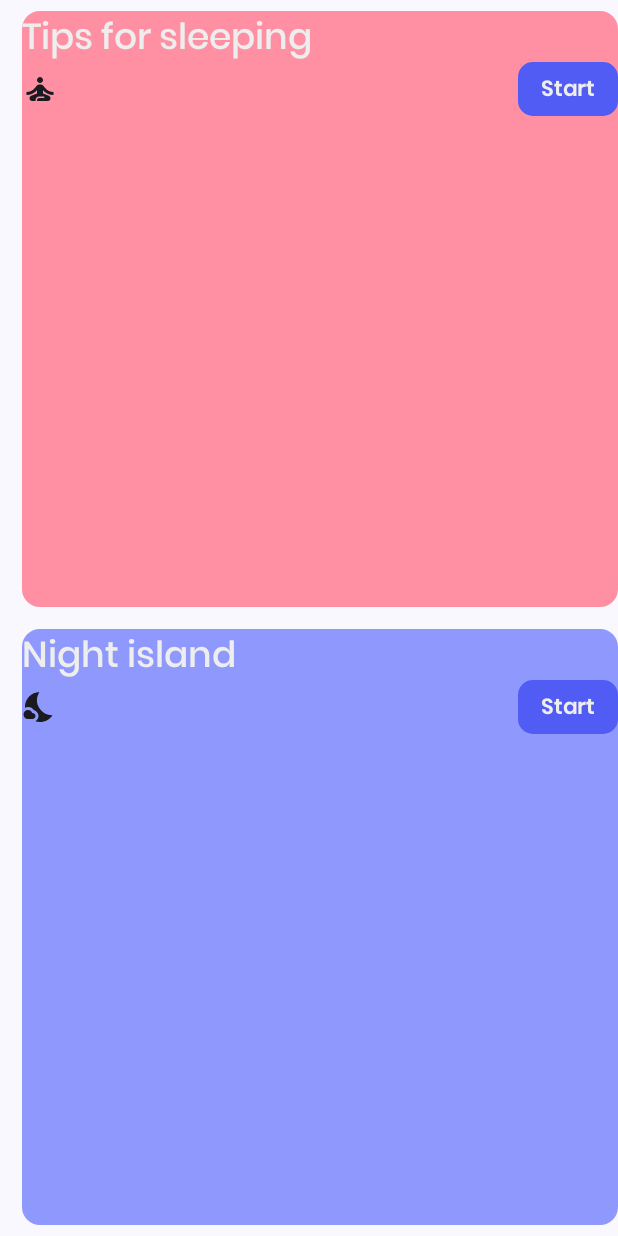
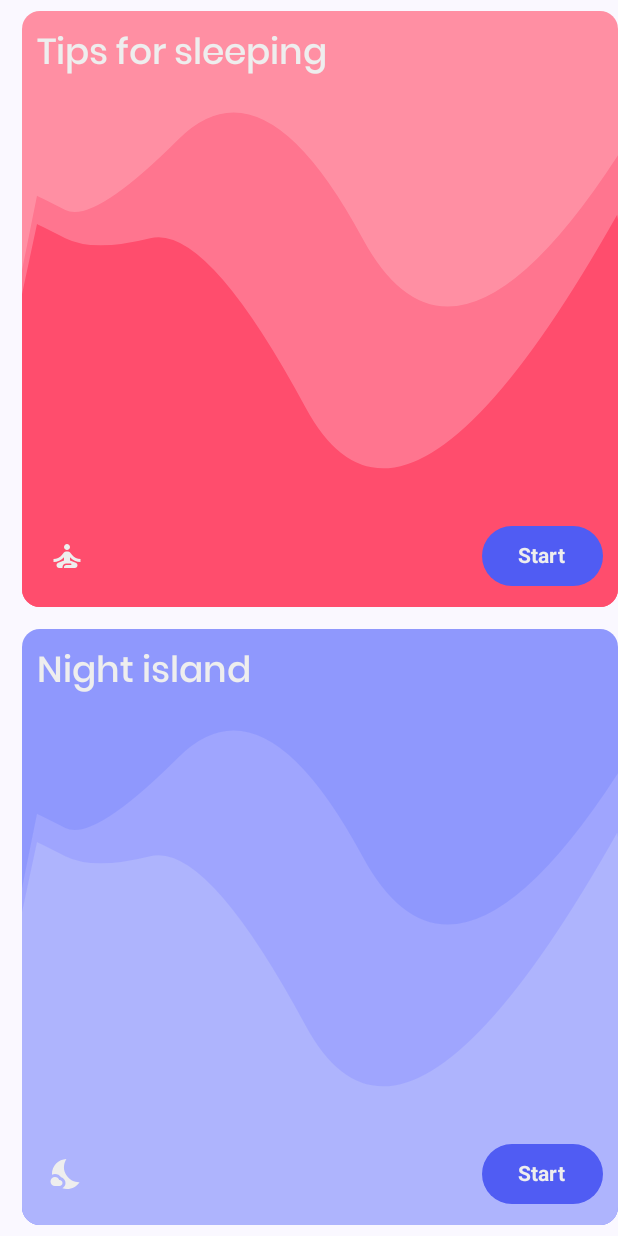
Before and after one commit to yannickcharron/4C6.H24, an Android app built with Jetpack Compose: the composable FeaturesSection called with sample values from the repository, on a phone screen of 412 x 824 dp. Run offline under Robolectric (Android 15) with nearby library versions, the light colour scheme and no system bars.

Commit message:
feature: MVVM et Card cute

```diff
--- a/S02.Composables/app/build.gradle.kts
+++ b/S02.Composables/app/build.gradle.kts
@@ -59,6 +59,9 @@ dependencies {
 
     implementation("androidx.compose.material:material-icons-extended:1.6.0")
 
+    //ViewModel et colectAsStateWithLifecycle
+    implementation("androidx.lifecycle:lifecycle-viewmodel-compose:2.7.0")
+    implementation("androidx.lifecycle:lifecycle-runtime-compose:2.7.0")
 
     testImplementation("junit:junit:4.13.2")
     androidTestImplementation("androidx.test.ext:junit:1.1.5")
--- a/S02.Composables/app/src/main/java/ca/qc/cstj/composables/models/Meditation.kt
+++ b/S02.Composables/app/src/main/java/ca/qc/cstj/composables/models/Meditation.kt
@@ -4,8 +4,8 @@ import ca.qc.cstj.composables.data.Data
 import kotlin.random.Random
 
 data class Meditation(
-    val title : String,
+    val title: String = "",
     val tags: List<String> = Data.meditationTags.shuffled().take(Random.nextInt(2, 4)),
-    val icon : String = Data.meditationIcons.random(),
-    val color : String = Data.meditationColors.random(),
+    val icon: String = Data.meditationIcons.random(),
+    val color: String = Data.meditationColors.random(),
 )
--- a/S02.Composables/app/src/main/java/ca/qc/cstj/composables/ui/composables/meditations/MeditationComposables.kt
+++ b/S02.Composables/app/src/main/java/ca/qc/cstj/composables/ui/composables/meditations/MeditationComposables.kt
@@ -6,13 +6,15 @@ import androidx.compose.foundation.layout.Box
 import androidx.compose.foundation.layout.Column
 import androidx.compose.foundation.layout.Row
 import androidx.compose.foundation.layout.aspectRatio
+import androidx.compose.foundation.layout.fillMaxSize
 import androidx.compose.foundation.layout.fillMaxWidth
 import androidx.compose.foundation.layout.padding
 import androidx.compose.foundation.layout.size
 import androidx.compose.foundation.shape.CircleShape
-import androidx.compose.foundation.shape.RoundedCornerShape
 import androidx.compose.material.icons.Icons
 import androidx.compose.material.icons.filled.PlayArrow
+import androidx.compose.material3.Button
+import androidx.compose.material3.ButtonDefaults
 import androidx.compose.material3.Card
 import androidx.compose.material3.CardDefaults
 import androidx.compose.material3.Icon
@@ -22,10 +24,14 @@ import androidx.compose.runtime.Composable
 import androidx.compose.ui.Alignment
 import androidx.compose.ui.Modifier
 import androidx.compose.ui.draw.clip
+import androidx.compose.ui.draw.drawBehind
 import androidx.compose.ui.graphics.Color
+import androidx.compose.ui.res.stringResource
 import androidx.compose.ui.text.font.FontWeight
 import androidx.compose.ui.unit.dp
 import androidx.compose.ui.unit.sp
+import ca.qc.cstj.composables.R
+import ca.qc.cstj.composables.ui.helpers.colorPaths
 import ca.qc.cstj.composables.ui.theme.ButtonBlue
 import ca.qc.cstj.composables.ui.theme.TextWhite
 
@@ -35,12 +41,17 @@ fun CurrentMeditationCard(meditationContent: MeditationContent) {
         modifier = Modifier
             .fillMaxWidth()
             .padding(15.dp),
-        colors = CardDefaults.cardColors(meditationContent.color)
+        colors = CardDefaults.cardColors(meditationContent.color.first)
     ) {
         Row(
             modifier = Modifier
                 .padding(horizontal = 15.dp, vertical = 20.dp)
-                .fillMaxWidth(),
+                .fillMaxWidth()
+                .drawBehind {
+                    val (mediumColorPath, lightColorPath) = colorPaths(size.width, size.height)
+                    drawPath(path = mediumColorPath, color = meditationContent.color.second)
+                    drawPath(path = lightColorPath, color = meditationContent.color.third)
+                },
             verticalAlignment = Alignment.CenterVertically,
             horizontalArrangement = Arrangement.SpaceBetween
         ) {
@@ -64,14 +75,27 @@ fun CurrentMeditationCard(meditationContent: MeditationContent) {
 }
 
 @Composable
-fun FeatureMeditationCard(meditationContent: MeditationContent) {
+fun FeatureMeditationCard(
+    meditationContent: MeditationContent,
+    onStartClick: () -> Unit
+) {
     Card(
         modifier = Modifier
             .padding(7.5.dp)
             .aspectRatio(1f),
-        colors = CardDefaults.cardColors(meditationContent.color)
+        colors = CardDefaults.cardColors(meditationContent.color.first)
     ) {
-        Column(verticalArrangement = Arrangement.SpaceBetween) {
+        Column(
+            modifier = Modifier
+                .fillMaxSize()
+                .padding(10.dp)
+                .drawBehind {
+                    val (mediumColorPath, lightColorPath) = colorPaths(size.width, size.height)
+                    drawPath(path = mediumColorPath, color = meditationContent.color.second)
+                    drawPath(path = lightColorPath, color = meditationContent.color.third)
+                },
+            verticalArrangement = Arrangement.SpaceBetween
+        ) {
             Text(
                 text = meditationContent.title,
                 style = MaterialTheme.typography.headlineSmall,
@@ -83,17 +107,17 @@ fun FeatureMeditationCard(meditationContent: MeditationContent) {
                 horizontalArrangement = Arrangement.SpaceBetween,
                 verticalAlignment = Alignment.CenterVertically
             ) {
-                Icon(imageVector = meditationContent.icon, contentDescription = meditationContent.title)
-                Text(
-                    text = "Start",
-                    color = TextWhite,
-                    fontSize = 14.sp,
-                    fontWeight = FontWeight.Bold,
-                    modifier = Modifier
-                        .clip(RoundedCornerShape(10.dp))
-                        .background(ButtonBlue)
-                        .padding(vertical = 6.dp, horizontal = 15.dp)
+                Icon(
+                    modifier = Modifier.padding(start = 8.dp),
+                    imageVector = meditationContent.icon,
+                    contentDescription = meditationContent.title,
+                    tint = TextWhite
                 )
+                Button(colors = ButtonDefaults.buttonColors(containerColor = ButtonBlue, contentColor = TextWhite),
+                    onClick = { onStartClick() }
+                ) {
+                    Text(text = stringResource(R.string.start), fontSize = 14.sp, fontWeight = FontWeight.Bold)
+                }
             }
         }
     }
--- a/S02.Composables/app/src/main/java/ca/qc/cstj/composables/ui/composables/meditations/MeditationContent.kt
+++ b/S02.Composables/app/src/main/java/ca/qc/cstj/composables/ui/composables/meditations/MeditationContent.kt
@@ -8,22 +8,29 @@ import androidx.compose.material.icons.filled.SelfImprovement
 import androidx.compose.ui.graphics.Color
 import androidx.compose.ui.graphics.vector.ImageVector
 import ca.qc.cstj.composables.models.Meditation
+import ca.qc.cstj.composables.ui.theme.Blue1
+import ca.qc.cstj.composables.ui.theme.Blue2
 import ca.qc.cstj.composables.ui.theme.Blue3
+import ca.qc.cstj.composables.ui.theme.Green1
+import ca.qc.cstj.composables.ui.theme.Green2
 import ca.qc.cstj.composables.ui.theme.Green3
+import ca.qc.cstj.composables.ui.theme.Pink1
+import ca.qc.cstj.composables.ui.theme.Pink2
 import ca.qc.cstj.composables.ui.theme.Pink3
 
 
 data class MeditationContent(
     val title: String,
     private var _icon: ImageVector = Icons.Default.Headphones,
-    private var _color: Color = Blue3
+    private var _color: Triple<Color, Color, Color> = Triple(Blue3, Blue2, Blue1)
 ) {
-    val color: Color get() = _color
+    val color: Triple<Color, Color, Color> get() = _color
     val icon: ImageVector get() = _icon
+
     constructor(meditation: Meditation) : this(meditation.title) {
 
         //Transformer l'icône (string -> ImageVector)
-        _icon = when(meditation.icon) {
+        _icon = when (meditation.icon) {
             "music" -> Icons.Default.MusicNote
             "night" -> Icons.Default.NightsStay
             "headphone" -> Icons.Default.Headphones
@@ -33,10 +40,10 @@ data class MeditationContent(
 
         //Transformer la couleur (string -> Color)
         _color = when (meditation.color) {
-            "blue" -> Blue3
-            "pink" -> Pink3
-            "green" -> Green3
-            else -> Blue3
+            "blue" -> Triple(Blue3, Blue2, Blue1)
+            "pink" -> Triple(Pink3, Pink2, Pink1)
+            "green" -> Triple(Green3, Green2, Green1)
+            else -> Triple(Blue3, Blue2, Blue1)
         }
 
     }
--- /dev/null
+++ b/S02.Composables/app/src/main/java/ca/qc/cstj/composables/ui/helpers/PathExtension.kt
@@ -0,0 +1,55 @@
+package ca.qc.cstj.composables.ui.helpers
+
+import androidx.compose.ui.geometry.Offset
+import androidx.compose.ui.graphics.Path
+import kotlin.math.abs
+
+
+//Méthode d'extension
+fun Path.standardQuadFromTo(from: Offset, to: Offset) {
+    quadraticBezierTo(
+        from.x, from.y, abs(from.x + to.x) / 2f, abs(from.y + to.y) / 2f
+    )
+}
+
+fun colorPaths(width: Float, height: Float): Pair<Path, Path> {
+
+    val mediumColorPoints = listOf(
+        Offset(0f, height * 0.3f),
+        Offset(width * 0.1f, height * 0.35f),
+        Offset(width * 0.4f, height * 0.05f),
+        Offset(width * 0.75f, height * 0.7f),
+        Offset(width * 1.4f, -height)
+    )
+
+    val lightColorsPoints = listOf(
+        Offset(0f, height * 0.35f),
+        Offset(width * 0.1f, height * 0.4f),
+        Offset(width * 0.3f, height * 0.35f),
+        Offset(width * 0.65f, height),
+        Offset(width * 1.4f, -height / 3f)
+    )
+
+    val mediumColoredPath = Path().apply {
+        moveTo(mediumColorPoints.first().x, mediumColorPoints.first().y)
+        mediumColorPoints.take(mediumColorPoints.size - 1).forEachIndexed { index, offset ->
+            standardQuadFromTo(offset, mediumColorPoints[index + 1])
+        }
+        lineTo(width + 100f, height + 100f)
+        lineTo(-100f, height + 100f)
+        close()
+    }
+
+
+    val lightColoredPath = Path().apply {
+        moveTo(lightColorsPoints.first().x, lightColorsPoints.first().y)
+        lightColorsPoints.take(lightColorsPoints.size - 1).forEachIndexed { index, offset ->
+            standardQuadFromTo(offset, lightColorsPoints[index + 1])
+        }
+        lineTo(width.toFloat() + 100f, height.toFloat() + 100f)
+        lineTo(-100f, height.toFloat() + 100f)
+        close()
+    }
+
+    return Pair(mediumColoredPath, lightColoredPath)
+}
--- a/S02.Composables/app/src/main/res/values/strings.xml
+++ b/S02.Composables/app/src/main/res/values/strings.xml
@@ -3,4 +3,5 @@
     <string name="good_morning">Good morning, %s</string>
     <string name="welcome_message">We wish you a good day!</string>
     <string name="features">Features</string>
+    <string name="start">Start</string>
 </resources>
```
Also changed, not shown: S02.Composables/app/src/main/java/ca/qc/cstj/composables/ui/screens/MeditationScreen.kt (+15 -9 lines), S02.Composables/app/src/main/java/ca/qc/cstj/composables/ui/screens/MeditationScreenViewModel.kt (added, +53 -0 lines), S02.Composables/app/src/main/java/ca/qc/cstj/composables/ui/screens/MeditationUiState.kt (added, +12 -0 lines), 1 other file.
